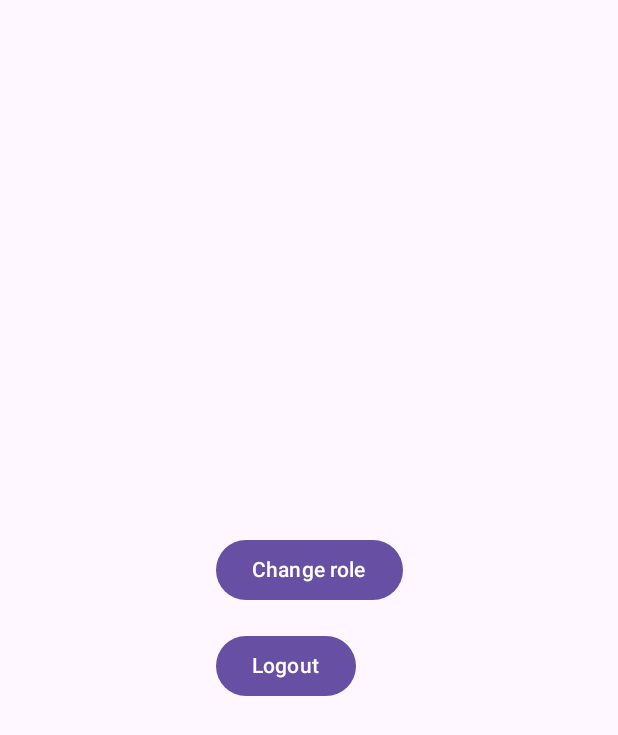
After one commit to Nerekk/Servly-app, an Android app built with Jetpack Compose: the composable ProviderSettingsView shown on its own in the app's theme, on a phone screen of 412 x 824 dp. The commit adds this screen. Shown: the top 735 px of the screen. Run offline under Robolectric (Android 15) with nearby library versions, the phone set to English and light mode, and no system bars; 1 statement that could not run was skipped.

Commit message:
Provider main views templates implementation

```diff
--- /dev/null
+++ b/app/src/main/java/com/example/servly_app/features/_provider/settings/ProviderSettingsView.kt
@@ -0,0 +1,34 @@
+package com.example.servly_app.features._provider.settings
+
+import androidx.compose.foundation.layout.Box
+import androidx.compose.foundation.layout.Column
+import androidx.compose.foundation.layout.Spacer
+import androidx.compose.foundation.layout.fillMaxSize
+import androidx.compose.foundation.layout.height
+import androidx.compose.material3.Button
+import androidx.compose.material3.Text
+import androidx.compose.runtime.Composable
+import androidx.compose.ui.Alignment
+import androidx.compose.ui.Modifier
+import androidx.compose.ui.unit.dp
+
+@Composable
+fun ProviderSettingsView(onSwitchRole: () -> Unit, onLogout: () -> Unit) {
+    Box(contentAlignment = Alignment.Center, modifier = Modifier.fillMaxSize()) {
+        Column {
+            Button(
+                onClick = { onSwitchRole() }
+            ) {
+                Text(text = "Change role")
+            }
+
+            Spacer(modifier = Modifier.height(16.dp))
+
+            Button(
+                onClick = { onLogout() }
+            ) {
+                Text(text = "Logout")
+            }
+        }
+    }
+}
```
Also changed, not shown: app/src/main/java/com/example/servly_app/features/_provider/offers/ProviderOffersView.kt (renamed from app/src/main/java/com/example/servly_app/features/customer/settings/SettingsView.kt, +3 -8 lines), app/src/main/java/com/example/servly_app/features/_provider/profile/ProviderProfileView.kt (added, +15 -0 lines), app/src/main/java/com/example/servly_app/features/_provider/requests/ProviderRequestsView.kt (added, +15 -0 lines), app/src/main/java/com/example/servly_app/features/_provider/schedule/ProviderScheduleView.kt (added, +15 -0 lines).
